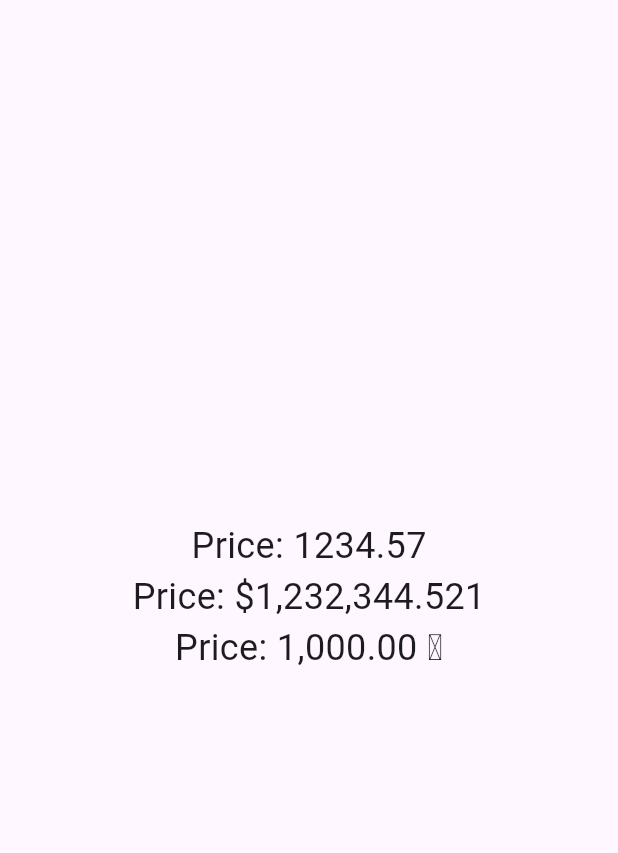
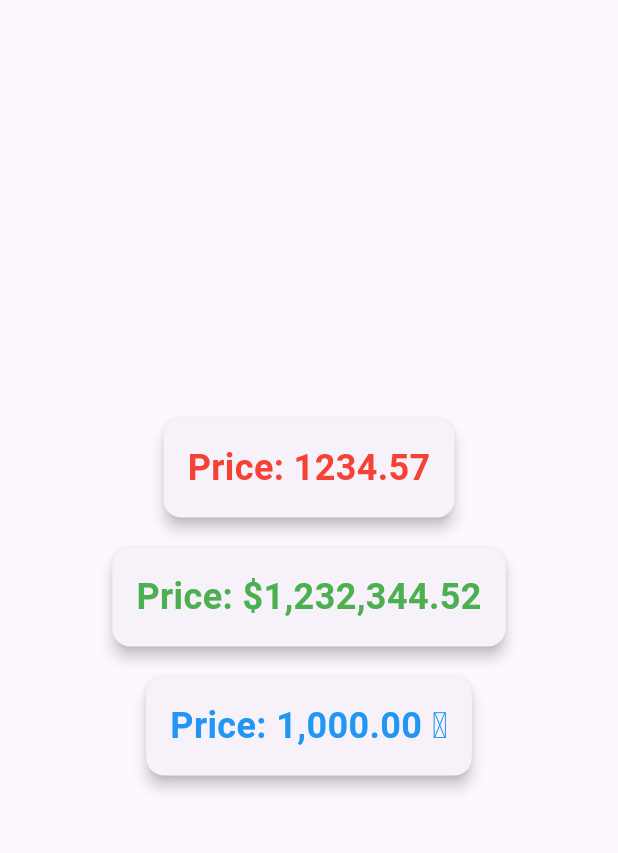
Before and after one commit to Codeware-Ltd/currency_formatter_tools, a Flutter app: the screen it shows after launch, on a phone screen of 412 x 824 dp, the part 63-916 px from its top. Run offline on Flutter 3.47's test engine with Material 3 defaults, Android fonts, the phone set to English and light mode, and no system bars.

Commit message:
demo image

```diff
--- a/example/lib/main.dart
+++ b/example/lib/main.dart
@@ -7,6 +7,7 @@ void main() {
 
 class MyApp extends StatelessWidget {
   const MyApp({super.key});
+
   @override
   Widget build(BuildContext context) {
     final List<Map<String, dynamic>> currencies = [
@@ -26,38 +27,72 @@ class MyApp extends StatelessWidget {
         "crSymbol": "\u09F3",
       }
     ];
+
     return MaterialApp(
       debugShowCheckedModeBanner: false,
+      theme: ThemeData(
+        primarySwatch: Colors.blue,
+        textTheme: const TextTheme(
+          bodyLarge: TextStyle(fontSize: 18, color: Colors.black),
+          bodyMedium: TextStyle(fontSize: 16, color: Colors.black54),
+        ),
+      ),
       home: Scaffold(
-        appBar: AppBar(title: const Text('Currency Formatter Tools')),
-        body: Center(
+        appBar: AppBar(
+          title: const Text('Currency Formatter Tools'),
+        ),
+        body: Padding(
+          padding: const EdgeInsets.all(16.0),
+          child: Center(
             child: Column(
               mainAxisAlignment: MainAxisAlignment.center,
               children: [
                 // Displaying a formatted text value
-              CurrencyFormatterTools.formatAsText(
+                Card(
+                  elevation: 4,
+                  margin: const EdgeInsets.symmetric(vertical: 10),
+                  child: Padding(
+                    padding: const EdgeInsets.all(16.0),
+                    child: CurrencyFormatterTools.formatAsText(
                       value: 1234.56789,
                       label: 'Price',
-                textStyle: const TextStyle(fontSize: 24),
+                      textStyle: const TextStyle(fontSize: 24, fontWeight: FontWeight.bold,color: Colors.red),
+                    ),
+                  ),
                 ),
                 // Displaying a formatted value with a currency symbol
-              CurrencyFormatterTools.formatWithCurrency(
+                Card(
+                  elevation: 4,
+                  margin: const EdgeInsets.symmetric(vertical: 10),
+                  child: Padding(
+                    padding: const EdgeInsets.all(16.0),
+                    child: CurrencyFormatterTools.formatWithCurrency(
                       value: 1232344.5212,
-                decimalPlaces: 3,
+                      decimalPlaces: 2,
                       currencySymbol: '\$',
                       label: 'Price',
-                textStyle: const TextStyle(fontSize: 24),
+                      textStyle: const TextStyle(fontSize: 24, fontWeight: FontWeight.bold,color: Colors.green),
+                    ),
+                  ),
                 ),
                 // Displaying the currency symbol for the given currency ID
-              CurrencyFormatterTools.formatWithCurrency(
+                Card(
+                  elevation: 4,
+                  margin: const EdgeInsets.symmetric(vertical: 10),
+                  child: Padding(
+                    padding: const EdgeInsets.all(16.0),
+                    child: CurrencyFormatterTools.formatWithCurrency(
                       value: 1000,
                       currencySymbol: CurrencyFormatterTools.getCurrencySymbol(
                           currencyData: currencies, currencyID: '3'),
                       label: 'Price',
                       symbolOnRight: true,
-                textStyle: const TextStyle(fontSize: 24),
+                      textStyle: const TextStyle(fontSize: 24, fontWeight: FontWeight.bold,color: Colors.blue),
+                    ),
+                  ),
                 ),
               ],
+            ),
           ),
         ),
       ),
```
Also changed, not shown: example/assets/demo_1.jpg (added), 1 other file. Lines whose indentation alone changed are shown as unchanged.
